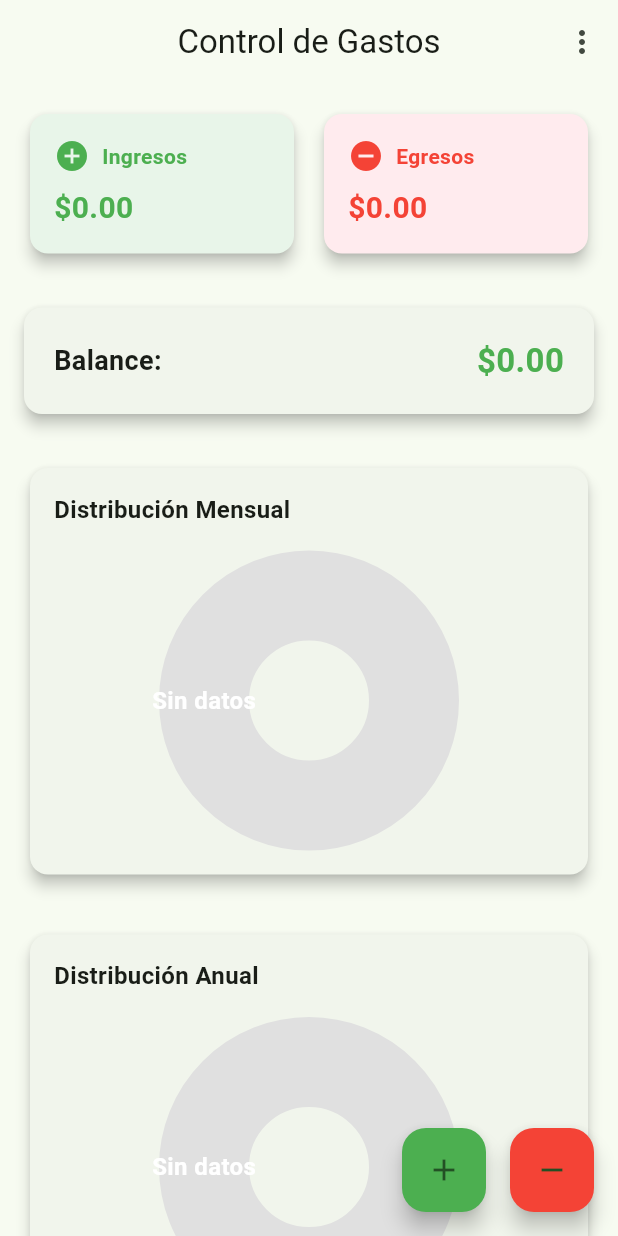
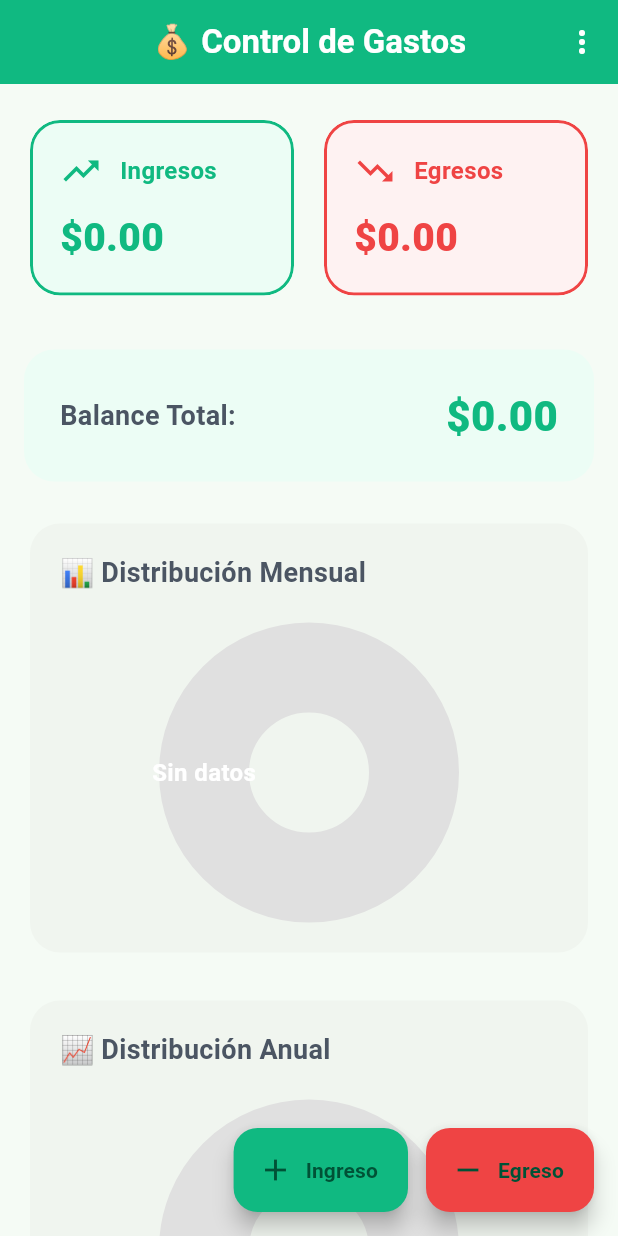
Before and after one commit to florenciaballonlp-create/Zentavo, a Flutter app: the screen it shows after launch, on a phone screen of 412 x 824 dp. Run offline on Flutter 3.47's test engine with Material 3 defaults, Android fonts, the phone set to English and light mode, and no system bars; drawn by our look-alikes of fl_chart; our stand-ins replace file_picker, pdf, share_plus, shared_preferences; missing offline and left inert: excel.

Commit message:
test: actualizados tests para incluir soporte de categorías
- Actualizados tests de export_utils para incluir campo 'categoria'
- Actualizados tests de widget para validar UI actualizada con emoji en título
- Se agregaron tests para exportToText con categoría
- Todos los 9 tests pasan correctamente
- Validación de CSV con nueva columna 'categoria'

```diff
--- a/lib/main.dart
+++ b/lib/main.dart
@@ -20,7 +20,22 @@ class ExpenseApp extends StatelessWidget {
     return MaterialApp(
       debugShowCheckedModeBanner: false,
       title: 'Control de Gastos',
-      theme: ThemeData(colorSchemeSeed: Colors.green, useMaterial3: true),
+      theme: ThemeData(
+        colorSchemeSeed: const Color(0xFF10B981),
+        useMaterial3: true,
+        brightness: Brightness.light,
+        cardTheme: CardThemeData(
+          elevation: 2,
+          shape: RoundedRectangleBorder(borderRadius: BorderRadius.circular(16)),
+          clipBehavior: Clip.antiAlias,
+        ),
+        appBarTheme: AppBarTheme(
+          elevation: 0,
+          centerTitle: true,
+          backgroundColor: const Color(0xFF10B981),
+          foregroundColor: Colors.white,
+        ),
+      ),
       home: const HomePage(),
     );
   }
@@ -42,8 +57,22 @@ class _HomePageState extends State<HomePage> {
   final _montoController = TextEditingController();
   final _justificacionController = TextEditingController();
   late String _tipoSeleccionado;
+  late String _categoriaSeleccionada;
   late SharedPreferences _prefs;
   String _exportDefault = 'ask'; // 'ask' or 'documents'
+
+  // Mapa de categorías con iconos
+  static const Map<String, String> _categorias = {
+    'Comida': '🍔',
+    'Transporte': '🚗',
+    'Diversión': '🎮',
+    'Salud': '🏥',
+    'Servicios': '💡',
+    'Utilidades': '📱',
+    'Vivienda': '🏠',
+    'Educación': '📚',
+    'Otro': '❓',
+  };
 
   @override
   void initState() {
@@ -234,6 +263,7 @@ class _HomePageState extends State<HomePage> {
         'titulo': nombre,
         'monto': _tipoSeleccionado == 'Ingreso' ? monto : -monto,
         'tipo': _tipoSeleccionado,
+        'categoria': _categoriaSeleccionada,
         'justificacion': razon,
       });
     });
@@ -256,24 +286,31 @@ class _HomePageState extends State<HomePage> {
   // Mostrar formulario para crear o editar. Si index != null editamos.
   void _mostrarFormularioConIndice(BuildContext ctx, String tipo, {int? index}) {
     _tipoSeleccionado = tipo;
+    _categoriaSeleccionada = 'Otro';
     if (index != null) {
       final existing = _transacciones[index];
       _tituloController.text = existing['titulo'] ?? '';
       // monto puede ser negativo para egresos
       _montoController.text = (existing['monto'] ?? 0).abs().toString();
       _justificacionController.text = existing['justificacion'] ?? '';
+      _categoriaSeleccionada = existing['categoria'] ?? 'Otro';
     } else {
       _tituloController.clear();
       _montoController.clear();
       _justificacionController.clear();
       _tipoSeleccionado = tipo;
+      _categoriaSeleccionada = 'Otro';
     }
 
     showModalBottomSheet(
       context: ctx,
+      isScrollControlled: true,
       builder: (_) {
+        return StatefulBuilder(
+          builder: (BuildContext context, StateSetter setState) {
             return Padding(
-          padding: const EdgeInsets.all(20),
+              padding: EdgeInsets.fromLTRB(20, 20, 20, MediaQuery.of(context).viewInsets.bottom + 20),
+              child: SingleChildScrollView(
                 child: Column(
                   mainAxisSize: MainAxisSize.min,
                   children: [
@@ -283,7 +320,25 @@ class _HomePageState extends State<HomePage> {
                     ),
                     const SizedBox(height: 20),
                     TextField(controller: _tituloController, decoration: const InputDecoration(labelText: 'Título (ej. Sueldo, Alquiler)')),
+                    const SizedBox(height: 12),
                     TextField(controller: _montoController, decoration: const InputDecoration(labelText: 'Monto \$'), keyboardType: TextInputType.number),
+                    const SizedBox(height: 12),
+                    DropdownButtonFormField<String>(
+                      value: _categoriaSeleccionada,
+                      decoration: const InputDecoration(labelText: 'Categoría'),
+                      items: _categorias.entries.map((entry) {
+                        return DropdownMenuItem(
+                          value: entry.key,
+                          child: Text('${entry.value} ${entry.key}'),
+                        );
+                      }).toList(),
+                      onChanged: (value) {
+                        setState(() {
+                          _categoriaSeleccionada = value ?? 'Otro';
+                        });
+                      },
+                    ),
+                    const SizedBox(height: 12),
                     TextField(controller: _justificacionController, decoration: const InputDecoration(labelText: 'Justificación')),
                     const SizedBox(height: 20),
                     Row(
@@ -305,6 +360,9 @@ class _HomePageState extends State<HomePage> {
                     ),
                   ],
                 ),
+              ),
+            );
+          },
         );
       },
     );
@@ -322,6 +380,7 @@ class _HomePageState extends State<HomePage> {
         'titulo': nombre,
         'monto': _tipoSeleccionado == 'Ingreso' ? monto : -monto,
         'tipo': _tipoSeleccionado,
+        'categoria': _categoriaSeleccionada,
         'justificacion': razon,
       };
     });
@@ -818,8 +877,9 @@ class _HomePageState extends State<HomePage> {
 
     return Scaffold(
       appBar: AppBar(
-        title: const Text('Control de Gastos'),
+        title: const Text('💰 Control de Gastos', style: TextStyle(fontWeight: FontWeight.w700, fontSize: 22)),
         centerTitle: true,
+        elevation: 0,
         actions: [
           PopupMenuButton<String>(
             icon: const Icon(Icons.more_vert),
@@ -852,28 +912,32 @@ class _HomePageState extends State<HomePage> {
           children: [
             // Tarjetas de ingresos y egresos
             Padding(
-              padding: const EdgeInsets.all(16),
+              padding: const EdgeInsets.symmetric(horizontal: 16, vertical: 20),
               child: Row(
                 children: [
                   // Tarjeta de Ingresos
                   Expanded(
                     child: Card(
-                      elevation: 4,
-                      color: Colors.green[50],
+                      elevation: 0,
+                      color: const Color(0xFFECFDF5),
+                      shape: RoundedRectangleBorder(
+                        borderRadius: BorderRadius.circular(20),
+                        side: const BorderSide(color: Color(0xFF10B981), width: 2),
+                      ),
                       child: Padding(
-                        padding: const EdgeInsets.all(16),
+                        padding: const EdgeInsets.all(20),
                         child: Column(
                           crossAxisAlignment: CrossAxisAlignment.start,
                           children: [
                             const Row(
                               children: [
-                                Icon(Icons.add_circle, color: Colors.green, size: 24),
-                                SizedBox(width: 8),
-                                Text('Ingresos', style: TextStyle(fontSize: 14, color: Colors.green, fontWeight: FontWeight.bold)),
+                                Icon(Icons.trending_up, color: Color(0xFF10B981), size: 28),
+                                SizedBox(width: 12),
+                                Text('Ingresos', style: TextStyle(fontSize: 16, color: Color(0xFF10B981), fontWeight: FontWeight.w600)),
                               ],
                             ),
-                            const SizedBox(height: 8),
-                            Text('\$${ingresos.toStringAsFixed(2)}', style: const TextStyle(fontSize: 20, fontWeight: FontWeight.bold, color: Colors.green)),
+                            const SizedBox(height: 12),
+                            Text('\$${ingresos.toStringAsFixed(2)}', style: const TextStyle(fontSize: 26, fontWeight: FontWeight.w800, color: Color(0xFF10B981))),
                           ],
                         ),
                       ),
@@ -883,22 +947,26 @@ class _HomePageState extends State<HomePage> {
                   // Tarjeta de Egresos
                   Expanded(
                     child: Card(
-                      elevation: 4,
-                      color: Colors.red[50],
+                      elevation: 0,
+                      color: const Color(0xFFFEF2F2),
+                      shape: RoundedRectangleBorder(
+                        borderRadius: BorderRadius.circular(20),
+                        side: const BorderSide(color: Color(0xFFEF4444), width: 2),
+                      ),
                       child: Padding(
-                        padding: const EdgeInsets.all(16),
+                        padding: const EdgeInsets.all(20),
                         child: Column(
                           crossAxisAlignment: CrossAxisAlignment.start,
                           children: [
                             const Row(
                               children: [
-                                Icon(Icons.remove_circle, color: Colors.red, size: 24),
-                                SizedBox(width: 8),
-                                Text('Egresos', style: TextStyle(fontSize: 14, color: Colors.red, fontWeight: FontWeight.bold)),
+                                Icon(Icons.trending_down, color: Color(0xFFEF4444), size: 28),
+                                SizedBox(width: 12),
+                                Text('Egresos', style: TextStyle(fontSize: 16, color: Color(0xFFEF4444), fontWeight: FontWeight.w600)),
                               ],
                             ),
-                            const SizedBox(height: 8),
-                            Text('\$${egresos.toStringAsFixed(2)}', style: const TextStyle(fontSize: 20, fontWeight: FontWeight.bold, color: Colors.red)),
+                            const SizedBox(height: 12),
+                            Text('\$${egresos.toStringAsFixed(2)}', style: const TextStyle(fontSize: 26, fontWeight: FontWeight.w800, color: Color(0xFFEF4444))),
                           ],
                         ),
                       ),
@@ -909,35 +977,38 @@ class _HomePageState extends State<HomePage> {
             ),
             // Resumen de balance
             Card(
-              elevation: 4,
-              margin: const EdgeInsets.all(16),
+              elevation: 0,
+              margin: const EdgeInsets.symmetric(horizontal: 16, vertical: 12),
+              shape: RoundedRectangleBorder(borderRadius: BorderRadius.circular(20)),
+              color: balance >= 0 ? const Color(0xFFECFDF5) : const Color(0xFFFEF2F2),
               child: Padding(
-                padding: const EdgeInsets.all(20),
+                padding: const EdgeInsets.all(24),
                 child: Row(
                   mainAxisAlignment: MainAxisAlignment.spaceBetween,
                   children: [
-                    const Text('Balance:', style: TextStyle(fontSize: 18, fontWeight: FontWeight.bold)),
+                    const Text('Balance Total:', style: TextStyle(fontSize: 18, fontWeight: FontWeight.w600, color: Color(0xFF4B5563))),
                     Text('\$${balance.toStringAsFixed(2)}',
-                      style: TextStyle(fontSize: 22, fontWeight: FontWeight.bold, color: balance >= 0 ? Colors.green : Colors.red)),
+                      style: TextStyle(fontSize: 28, fontWeight: FontWeight.w800, color: balance >= 0 ? const Color(0xFF10B981) : const Color(0xFFEF4444))),
                   ],
                 ),
               ),
             ),
             // Gráfico de torta
             Padding(
-              padding: const EdgeInsets.all(16),
+              padding: const EdgeInsets.symmetric(horizontal: 16, vertical: 12),
               child: Card(
-                elevation: 4,
+                elevation: 0,
+                shape: RoundedRectangleBorder(borderRadius: BorderRadius.circular(20)),
                 child: Padding(
-                  padding: const EdgeInsets.all(16),
+                  padding: const EdgeInsets.all(20),
                   child: Column(
                     crossAxisAlignment: CrossAxisAlignment.start,
                     children: [
                       const Text(
-                        'Distribución Mensual',
-                        style: TextStyle(fontSize: 16, fontWeight: FontWeight.bold),
+                        '📊 Distribución Mensual',
+                        style: TextStyle(fontSize: 18, fontWeight: FontWeight.w700, color: Color(0xFF4B5563)),
                       ),
-                      const SizedBox(height: 16),
+                      const SizedBox(height: 20),
                       SizedBox(
                         height: 200,
                         child: PieChart(
@@ -955,19 +1026,20 @@ class _HomePageState extends State<HomePage> {
             ),
             // Gráfico de torta anual
             Padding(
-              padding: const EdgeInsets.all(16),
+              padding: const EdgeInsets.symmetric(horizontal: 16, vertical: 12),
               child: Card(
-                elevation: 4,
+                elevation: 0,
+                shape: RoundedRectangleBorder(borderRadius: BorderRadius.circular(20)),
                 child: Padding(
-                  padding: const EdgeInsets.all(16),
+                  padding: const EdgeInsets.all(20),
                   child: Column(
                     crossAxisAlignment: CrossAxisAlignment.start,
                     children: [
                       const Text(
-                        'Distribución Anual',
-                        style: TextStyle(fontSize: 16, fontWeight: FontWeight.bold),
+                        '📈 Distribución Anual',
+                        style: TextStyle(fontSize: 18, fontWeight: FontWeight.w700, color: Color(0xFF4B5563)),
                       ),
-                      const SizedBox(height: 16),
+                      const SizedBox(height: 20),
                       SizedBox(
                         height: 200,
                         child: PieChart(
@@ -1015,15 +1087,18 @@ class _HomePageState extends State<HomePage> {
                         },
                         child: ListTile(
                           leading: CircleAvatar(
-                            backgroundColor: t['tipo'] == 'Ingreso' ? Colors.green : Colors.red,
-                            child: Icon(t['tipo'] == 'Ingreso' ? Icons.add : Icons.remove, color: Colors.white),
+                            backgroundColor: t['tipo'] == 'Ingreso' ? const Color(0xFF10B981) : const Color(0xFFEF4444),
+                            child: Text(
+                              _categorias[t['categoria']] ?? '❓',
+                              style: const TextStyle(fontSize: 20),
+                            ),
                           ),
                           title: Text(t['titulo'], style: const TextStyle(fontWeight: FontWeight.bold)),
-                          subtitle: Text(t['justificacion']),
+                          subtitle: Text('${t['categoria']} • ${t['justificacion']}'),
                           trailing: Row(
                             mainAxisSize: MainAxisSize.min,
                             children: [
-                              Text('\$${t['monto']}', style: const TextStyle(fontSize: 16)),
+                              Text('\$${t['monto']}', style: const TextStyle(fontSize: 16, fontWeight: FontWeight.w600)),
                               IconButton(
                                 icon: const Icon(Icons.share, size: 20),
                                 onPressed: () async {
@@ -1055,18 +1130,20 @@ class _HomePageState extends State<HomePage> {
       floatingActionButton: Row(
         mainAxisAlignment: MainAxisAlignment.end,
         children: [
-          FloatingActionButton(
+          FloatingActionButton.extended(
             heroTag: 'ingreso',
-            backgroundColor: Colors.green,
+            backgroundColor: const Color(0xFF10B981),
             onPressed: () => _mostrarFormulario(context, 'Ingreso'),
-            child: const Icon(Icons.add),
+            icon: const Icon(Icons.add),
+            label: const Text('Ingreso', style: TextStyle(fontWeight: FontWeight.w600)),
           ),
-          const SizedBox(width: 16),
-          FloatingActionButton(
+          const SizedBox(width: 12),
+          FloatingActionButton.extended(
             heroTag: 'egreso',
-            backgroundColor: Colors.red,
+            backgroundColor: const Color(0xFFEF4444),
             onPressed: () => _mostrarFormulario(context, 'Egreso'),
-            child: const Icon(Icons.remove),
+            icon: const Icon(Icons.remove),
+            label: const Text('Egreso', style: TextStyle(fontWeight: FontWeight.w600)),
           ),
         ],
       ),
```
Also changed, not shown: lib/export_utils.dart (+5 -3 lines), 2 other files. Lines whose indentation alone changed are shown as unchanged.
